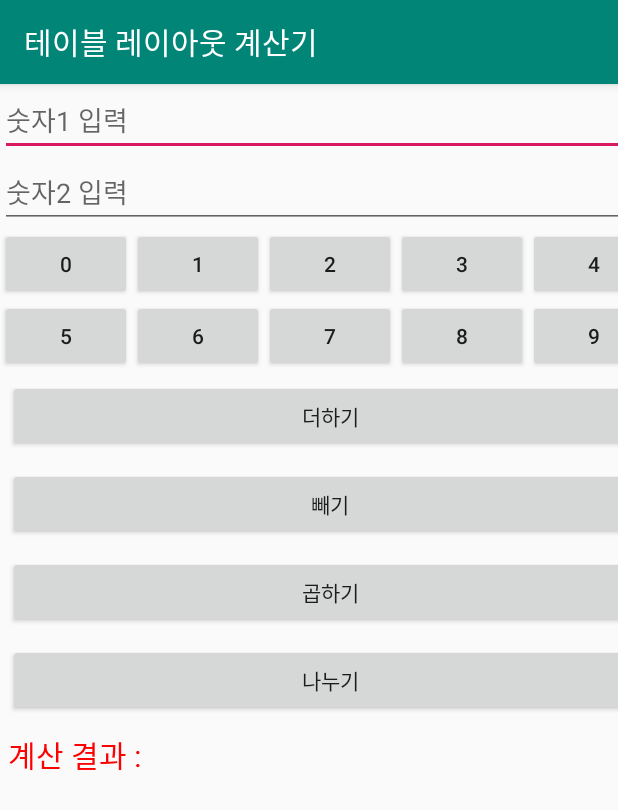
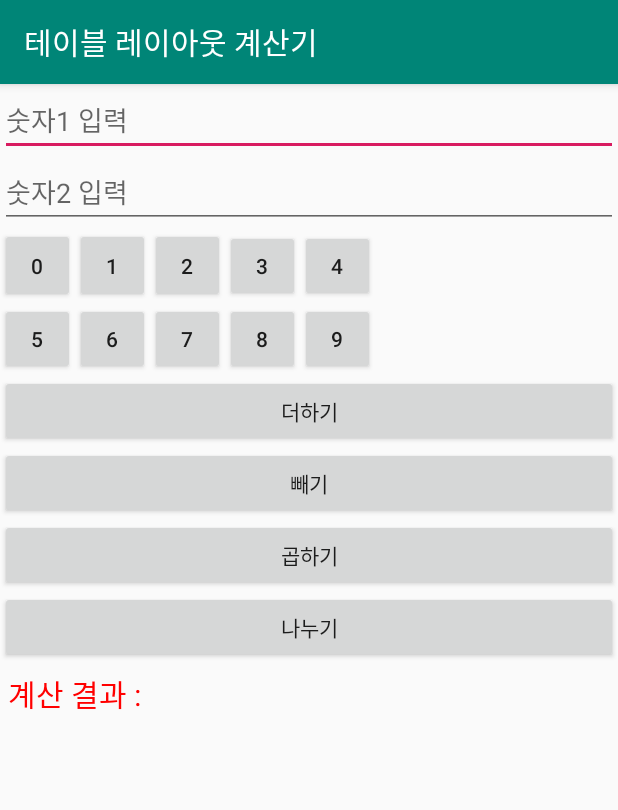
Before and after one commit to swooan/Android, an Android app: the screen it shows after launch (MainActivity), on a phone screen of 412 x 824 dp. Shown: the top 810 px of the screen. Run offline under Robolectric (Android 15) with nearby library versions, the phone set to English and light mode, and no system bars.

Commit message:
GridLayout Update

```diff
--- a/ex05_Layout/05-4_GridLayout/app/src/main/java/com/example/a05_4_gridlayout/MainActivity.java
+++ b/ex05_Layout/05-4_GridLayout/app/src/main/java/com/example/a05_4_gridlayout/MainActivity.java
@@ -3,12 +3,135 @@ package com.example.a05_4_gridlayout;
 import androidx.appcompat.app.AppCompatActivity;
 
 import android.os.Bundle;
+import android.view.MotionEvent;
+import android.view.View;
+import android.widget.Button;
+import android.widget.EditText;
+import android.widget.TextView;
+import android.widget.Toast;
 
 public class MainActivity extends AppCompatActivity {
+
+    EditText edit1, edit2;
+    Button btnAdd, btnSub, btnMul, btnDiv;
+    TextView textResult;
+    String num1, num2;
+    Integer result;
+    Button[] numButtons = new Button[10];
+    Integer[] numBtnIDs = {R.id.btnNum0, R.id.btnNum1,R.id.btnNum2,R.id.btnNum3,R.id.btnNum4,
+            R.id.btnNum5,R.id.btnNum6,R.id.btnNum7,R.id.btnNum8,R.id.btnNum9};
+    int i;
 
     @Override
     protected void onCreate(Bundle savedInstanceState) {
         super.onCreate(savedInstanceState);
         setContentView(R.layout.activity_main);
+
+        setTitle("테이블 레이아웃 계산기");
+
+        edit1 = (EditText)findViewById(R.id.Edit1);
+        edit2 = (EditText)findViewById(R.id.Edit2);
+        btnAdd = (Button)findViewById(R.id.btnAdd);
+        btnSub = (Button)findViewById(R.id.btnSub);
+        btnMul = (Button)findViewById(R.id.btnMul);
+        btnDiv = (Button)findViewById(R.id.btnDiv);
+        textResult = (TextView)findViewById(R.id.TextResult);
+
+        for(i = 0; i < numBtnIDs.length; i++) {
+            numButtons[i] = (Button)findViewById(numBtnIDs[i]);
+        }
+
+        for(i = 0; i < numBtnIDs.length; i++) {
+            final int index; // 주의 꼭 필요함
+            index = i;
+
+            numButtons[index].setOnClickListener(new View.OnClickListener() {
+                @Override
+                public void onClick(View view) {
+
+                    if(edit1.isFocused() == true) {
+                        num1 = edit1.getText().toString() +
+                                numButtons[index].getText().toString();
+                        edit1.setText(num1);
+                    }
+                    else if (edit2.isFocused() == true) {
+                        num2 = edit2.getText().toString() +
+                                numButtons[index].getText().toString();
+
+                        edit2.setText(num2);
+                    }
+                    else {
+                        Toast.makeText(getApplicationContext(),"먼저 에디트 텍스트를 선택하세요", Toast.LENGTH_SHORT).show();
+                    }
+                }
+            });
+        }
+
+
+        btnAdd.setOnTouchListener(new View.OnTouchListener() {
+            @Override
+            public boolean onTouch(View view, MotionEvent motionEvent) {
+                num1 = edit1.getText().toString();
+                num2 = edit2.getText().toString();
+
+                if(num1.equals("") || num2.equals("")) {
+                    Toast.makeText(getApplicationContext(),"숫자를 입력하세요", Toast.LENGTH_SHORT).show();
+                }
+                else {
+                    result = Integer.parseInt(num1) + Integer.parseInt(num2);
+                    textResult.setText("계산 결과 : " + result.toString());
+                }
+
+                return false;
+            }
+        });
+        btnSub.setOnTouchListener(new View.OnTouchListener() {
+            @Override
+            public boolean onTouch(View view, MotionEvent motionEvent) {
+                num1 = edit1.getText().toString();
+                num2 = edit2.getText().toString();
+
+                if(num1.equals("") || num2.equals("")) {
+                    Toast.makeText(getApplicationContext(),"숫자를 입력하세요", Toast.LENGTH_SHORT).show();
+                }
+                else {
+                    result = Integer.parseInt(num1) - Integer.parseInt(num2);
+                    textResult.setText("계산 결과 : " + result.toString());
+                }
+                return false;
+            }
+        });
+        btnMul.setOnTouchListener(new View.OnTouchListener() {
+            @Override
+            public boolean onTouch(View view, MotionEvent motionEvent) {
+                num1 = edit1.getText().toString();
+                num2 = edit2.getText().toString();
+
+                if(num1.equals("") || num2.equals("")) {
+                    Toast.makeText(getApplicationContext(),"숫자를 입력하세요", Toast.LENGTH_SHORT).show();
+                }
+                else {
+                    result = Integer.parseInt(num1) * Integer.parseInt(num2);
+                    textResult.setText("계산 결과 : " + result.toString());
+                }
+                return false;
+            }
+        });
+        btnDiv.setOnTouchListener(new View.OnTouchListener() {
+            @Override
+            public boolean onTouch(View view, MotionEvent motionEvent) {
+                num1 = edit1.getText().toString();
+                num2 = edit2.getText().toString();
+
+                if(num1.equals("") || num2.equals("")) {
+                    Toast.makeText(getApplicationContext(),"숫자를 입력하세요", Toast.LENGTH_SHORT).show();
+                }
+                else {
+                    result = Integer.parseInt(num1) / Integer.parseInt(num2);
+                    textResult.setText("계산 결과 : " + result.toString());
+                }
+                return false;
+            }
+        });
     }
 }
--- a/ex05_Layout/05-4_GridLayout/app/src/main/res/layout/activity_main.xml
+++ b/ex05_Layout/05-4_GridLayout/app/src/main/res/layout/activity_main.xml
@@ -4,131 +4,146 @@
     xmlns:tools="http://schemas.android.com/tools"
     android:layout_width="match_parent"
     android:layout_height="match_parent"
-    android:columnCount="9"
-    android:rowCount="5"
-    tools:context=".MainActivity">
+    android:columnCount="5"
+    android:rowCount="9"
+    tools:context=".MainActivity"
+    tools:visibility="visible">
 
     <EditText
         android:id="@+id/Edit1"
-        android:layout_span="5"
-        android:hint="숫자1 입력"
+        android:layout_width="match_parent"
+        android:layout_row="0"
         android:layout_column="0"
-        android:layout_row="0"
-        android:layout_columnSpan="5"/>
+        android:layout_columnSpan="5"
+        android:hint="숫자1 입력" />
 
     <EditText
         android:id="@+id/Edit2"
+        android:layout_width="match_parent"
+        android:layout_row="1"
+        android:layout_column="0"
+        android:layout_columnSpan="5"
         android:layout_span="5"
-        android:hint="숫자2 입력"
-        android:layout_column="2"
-        android:layout_row="0"
-        android:layout_columnSpan="5"/>
+        android:hint="숫자2 입력" />
 
     <Button
         android:id="@+id/btnNum0"
-        android:text="0"
-        android:layout_column="3"
-        android:layout_row="0"/>
+        android:layout_width="50dp"
+        android:layout_height="50dp"
+        android:layout_row="2"
+        android:layout_column="0"
+        android:text="0" />
 
     <Button
         android:id="@+id/btnNum1"
-        android:text="1"
-        android:layout_column="3"
-        android:layout_row="1"/>
+        android:layout_width="50dp"
+        android:layout_height="50dp"
+        android:layout_row="2"
+        android:layout_column="1"
+        android:text="1" />
 
     <Button
         android:id="@+id/btnNum2"
-        android:text="2"
-        android:layout_column="3"
-        android:layout_row="2"/>
+        android:layout_width="50dp"
+        android:layout_height="50dp"
+        android:layout_row="2"
+        android:layout_column="2"
+        android:text="2" />
 
     <Button
         android:id="@+id/btnNum3"
-        android:text="3"
+        android:layout_width="50dp"
+        android:layout_row="2"
         android:layout_column="3"
-        android:layout_row="3"/>
+        android:text="3" />
 
     <Button
         android:id="@+id/btnNum4"
-        android:text="4"
-        android:layout_column="3"
-        android:layout_row="4"/>
+        android:layout_width="50dp"
+        android:layout_row="2"
+        android:layout_column="4"
+        android:text="4" />
 
     <Button
         android:id="@+id/btnNum5"
-        android:text="5"
-        android:layout_column="4"
-        android:layout_row="0"/>
+        android:layout_width="50dp"
+        android:layout_row="3"
+        android:layout_column="0"
+        android:text="5" />
 
     <Button
         android:id="@+id/btnNum6"
-        android:text="6"
-        android:layout_column="4"
-        android:layout_row="1"/>
+        android:layout_width="50dp"
+        android:layout_row="3"
+        android:layout_column="1"
+        android:text="6" />
 
     <Button
         android:id="@+id/btnNum7"
-        android:text="7"
-        android:layout_column="4"
-        android:layout_row="2"/>
+        android:layout_width="50dp"
+        android:layout_row="3"
+        android:layout_column="2"
+        android:text="7" />
 
     <Button
         android:id="@+id/btnNum8"
-        android:text="8"
-        android:layout_column="4"
-        android:layout_row="3"/>
+        android:layout_width="50dp"
+        android:layout_row="3"
+        android:layout_column="3"
+        android:text="8" />
 
     <Button
         android:id="@+id/btnNum9"
-        android:text="9"
+        android:layout_width="50dp"
+        android:layout_row="3"
         android:layout_column="4"
-        android:layout_row="4"/>
+        android:text="9" />
 
     <Button
         android:id="@+id/btnAdd"
-        android:layout_margin="5dp"
+        android:layout_width="match_parent"
+        android:layout_row="4"
+        android:layout_column="0"
+        android:layout_columnSpan="5"
         android:layout_span="5"
-        android:text="더하기"
-        android:layout_column="5"
-        android:layout_row="0"
-        android:layout_columnSpan="5"/>
+        android:text="더하기" />
 
     <Button
         android:id="@+id/btnSub"
-        android:layout_margin="5dp"
+        android:layout_width="match_parent"
+        android:layout_row="5"
+        android:layout_column="0"
+        android:layout_columnSpan="5"
         android:layout_span="5"
-        android:text="빼기"
-        android:layout_column="6"
-        android:layout_row="0"
-        android:layout_columnSpan="5"/>
+        android:text="빼기" />
 
     <Button
         android:id="@+id/btnMul"
-        android:layout_margin="5dp"
+        android:layout_width="match_parent"
+        android:layout_row="6"
+        android:layout_column="0"
+        android:layout_columnSpan="5"
         android:layout_span="5"
-        android:text="곱하기"
-        android:layout_column="7"
-        android:layout_row="0"
-        android:layout_columnSpan="5"/>
+        android:text="곱하기" />
 
     <Button
         android:id="@+id/btnDiv"
-        android:layout_margin="5dp"
+        android:layout_width="match_parent"
+        android:layout_row="7"
+        android:layout_column="0"
+        android:layout_columnSpan="5"
         android:layout_span="5"
-        android:text="나누기"
-        android:layout_column="8"
-        android:layout_row="0"
-        android:layout_columnSpan="5"/>
+        android:text="나누기" />
 
     <TextView
         android:id="@+id/TextResult"
+        android:layout_row="8"
+        android:layout_column="0"
+        android:layout_columnSpan="5"
         android:layout_margin="5dp"
         android:layout_span="5"
         android:text="계산 결과 : "
         android:textColor="#FF0000"
-        android:textSize="20dp"
-        android:layout_column="9"
-        android:layout_row="0"
-        android:layout_columnSpan="5"/>
+        android:textSize="20dp" />
 
 </GridLayout>
```
